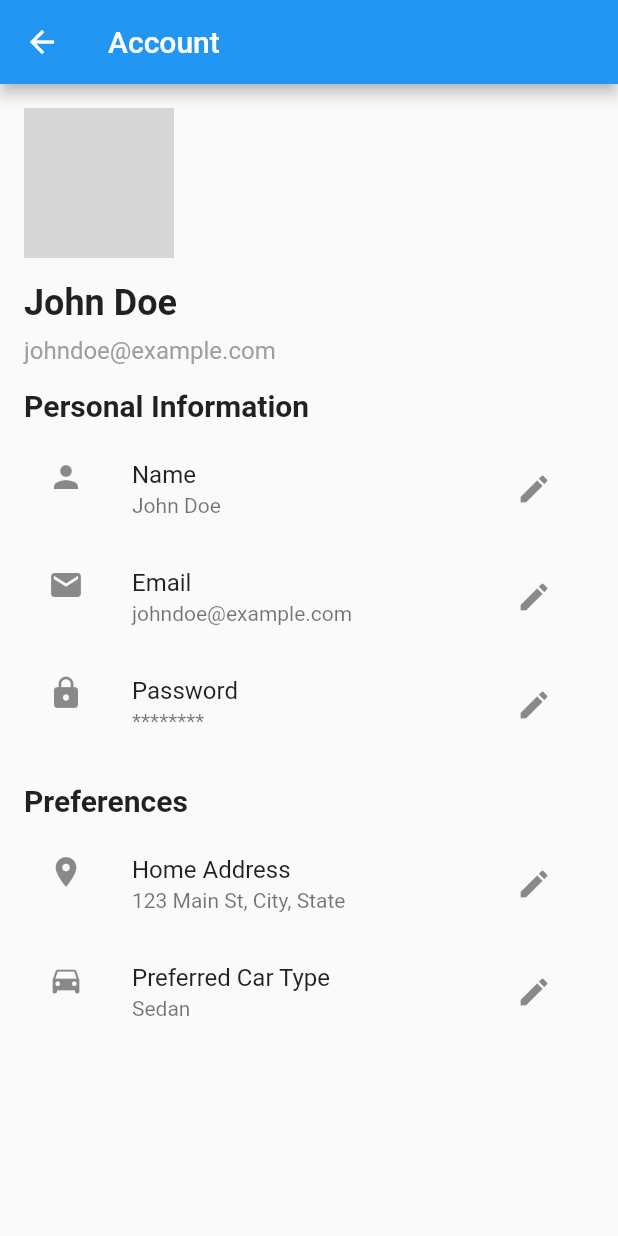
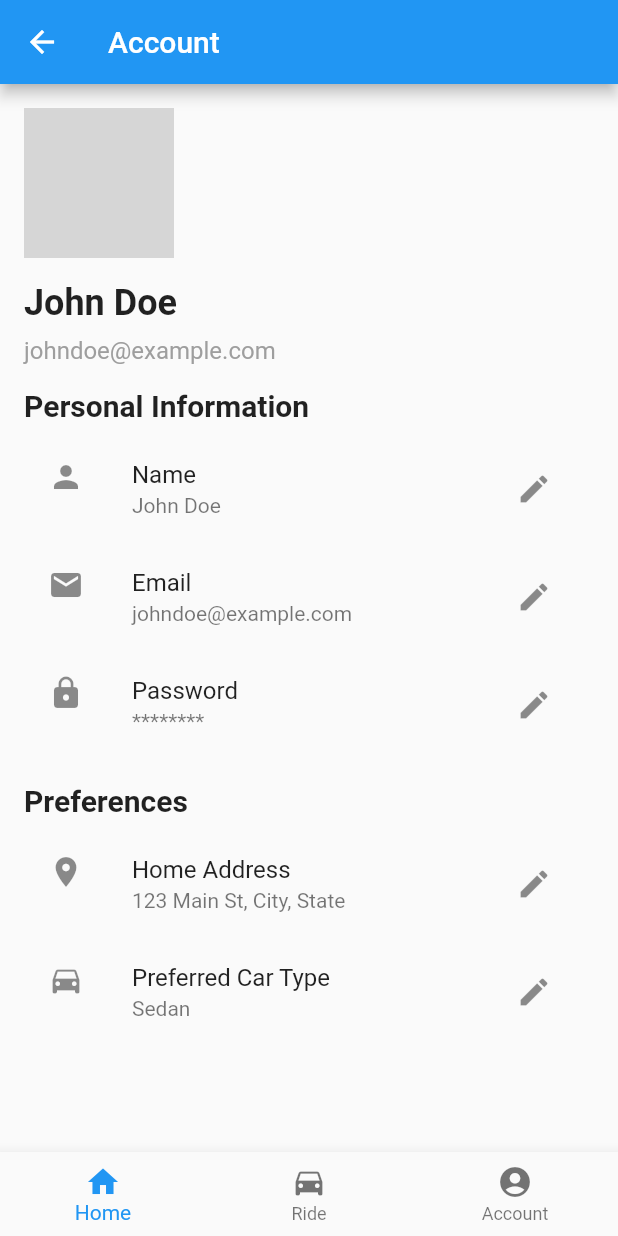
Before and after one commit to SiGMobileUIUC/car_pool_app, a Flutter app: the AccountScreen screen opened directly, on a phone screen of 412 x 824 dp. Run offline on Flutter 3.47's test engine with Material 2 defaults, Android fonts, the phone set to English and light mode, and no system bars; our stand-ins replace firebase_auth, firebase_core; accounts and stored records are empty; grey boxes are pictures that could not be loaded.

Commit message:
Added bottom nav. to account screen.

```diff
--- a/car_pool_app/lib/screens/account.dart
+++ b/car_pool_app/lib/screens/account.dart
@@ -1,3 +1,5 @@
+import 'package:car_pool_app/screens/homepage.dart';
+import 'package:car_pool_app/screens/ride.dart';
 import 'package:flutter/material.dart';
 
 class AccountScreen extends StatelessWidget {
@@ -109,6 +111,28 @@ class AccountScreen extends StatelessWidget {
           ],
         ),
       ),
+      bottomNavigationBar: BottomNavigationBar(
+        items: const [
+          BottomNavigationBarItem(icon: Icon(Icons.home), label: 'Home'),
+          BottomNavigationBarItem(
+              icon: Icon(Icons.directions_car), label: 'Ride'),
+          BottomNavigationBarItem(
+              icon: Icon(Icons.account_circle), label: 'Account'),
+        ],
+        onTap: (int index) {
+          if (index == 0) {
+            Navigator.push(
+              context,
+              MaterialPageRoute(builder: (context) => HomePage()),
+            );
+          } else if (index == 1) {
+            Navigator.push(
+              context,
+              MaterialPageRoute(builder: (context) => RidePage()),
+            );
+          }
+        },
+      ),
     );
   }
 }
```
